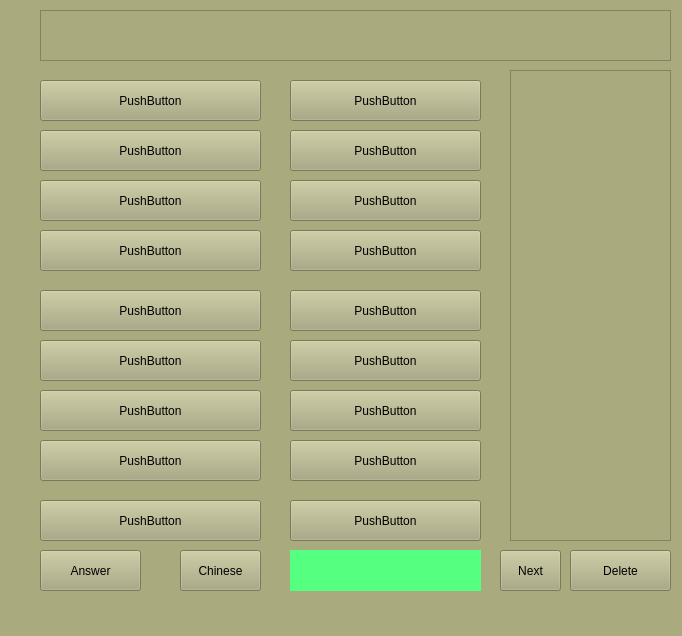
Qt form PyQt/JapaneseReadingProj/ReadJapanese.ui (LikeACodingStone/Python) before a commit.
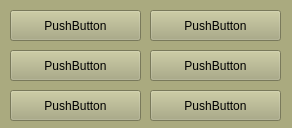
The same form after that commit.

Commit message: update japanese learning tools

Diff of the .ui file:
```diff
--- a/PyQt/JapaneseReadingProj/ReadJapanese.ui
+++ b/PyQt/JapaneseReadingProj/ReadJapanese.ui
@@ -6,8 +6,8 @@
    <rect>
     <x>0</x>
     <y>0</y>
-    <width>682</width>
-    <height>636</height>
+    <width>292</width>
+    <height>128</height>
    </rect>
   </property>
   <property name="windowTitle">
@@ -20,10 +20,10 @@
    <widget class="QPushButton" name="pushButton_1">
     <property name="geometry">
      <rect>
-      <x>40</x>
-      <y>80</y>
-      <width>221</width>
-      <height>41</height>
+      <x>10</x>
+      <y>10</y>
+      <width>131</width>
+      <height>31</height>
      </rect>
     </property>
     <property name="text">
@@ -33,10 +33,10 @@
    <widget class="QPushButton" name="pushButton_2">
     <property name="geometry">
      <rect>
-      <x>290</x>
-      <y>80</y>
-      <width>191</width>
-      <height>41</height>
+      <x>150</x>
+      <y>10</y>
+      <width>131</width>
+      <height>31</height>
      </rect>
     </property>
     <property name="text">
@@ -46,10 +46,10 @@
    <widget class="QPushButton" name="pushButton_3">
     <property name="geometry">
      <rect>
-      <x>40</x>
-      <y>130</y>
-      <width>221</width>
-      <height>41</height>
+      <x>10</x>
+      <y>50</y>
+      <width>131</width>
+      <height>31</height>
      </rect>
     </property>
     <property name="text">
@@ -59,10 +59,10 @@
    <widget class="QPushButton" name="pushButton_4">
     <property name="geometry">
      <rect>
-      <x>290</x>
-      <y>130</y>
-      <width>191</width>
-      <height>41</height>
+      <x>150</x>
+      <y>50</y>
+      <width>131</width>
+      <height>31</height>
      </rect>
     </property>
     <property name="text">
@@ -72,10 +72,10 @@
    <widget class="QPushButton" name="pushButton_5">
     <property name="geometry">
      <rect>
-      <x>40</x>
-      <y>180</y>
-      <width>221</width>
-      <height>41</height>
+      <x>150</x>
+      <y>90</y>
+      <width>131</width>
+      <height>31</height>
      </rect>
     </property>
     <property name="text">
@@ -85,280 +85,17 @@
    <widget class="QPushButton" name="pushButton_6">
     <property name="geometry">
      <rect>
-      <x>290</x>
-      <y>180</y>
-      <width>191</width>
-      <height>41</height>
+      <x>10</x>
+      <y>90</y>
+      <width>131</width>
+      <height>31</height>
      </rect>
     </property>
     <property name="text">
      <string>PushButton</string>
     </property>
    </widget>
-   <widget class="QPushButton" name="pushButton_7">
-    <property name="geometry">
-     <rect>
-      <x>40</x>
-      <y>230</y>
-      <width>221</width>
-      <height>41</height>
-     </rect>
-    </property>
-    <property name="text">
-     <string>PushButton</string>
-    </property>
-   </widget>
-   <widget class="QPushButton" name="pushButton_8">
-    <property name="geometry">
-     <rect>
-      <x>290</x>
-      <y>230</y>
-      <width>191</width>
-      <height>41</height>
-     </rect>
-    </property>
-    <property name="text">
-     <string>PushButton</string>
-    </property>
-   </widget>
-   <widget class="QPushButton" name="pushButton_9">
-    <property name="geometry">
-     <rect>
-      <x>40</x>
-      <y>290</y>
-      <width>221</width>
-      <height>41</height>
-     </rect>
-    </property>
-    <property name="text">
-     <string>PushButton</string>
-    </property>
-   </widget>
-   <widget class="QPushButton" name="pushButton_10">
-    <property name="geometry">
-     <rect>
-      <x>290</x>
-      <y>290</y>
-      <width>191</width>
-      <height>41</height>
-     </rect>
-    </property>
-    <property name="text">
-     <string>PushButton</string>
-    </property>
-   </widget>
-   <widget class="QPushButton" name="btnNext">
-    <property name="geometry">
-     <rect>
-      <x>500</x>
-      <y>550</y>
-      <width>61</width>
-      <height>41</height>
-     </rect>
-    </property>
-    <property name="text">
-     <string>Next</string>
-    </property>
-   </widget>
-   <widget class="QPushButton" name="btnType">
-    <property name="geometry">
-     <rect>
-      <x>180</x>
-      <y>550</y>
-      <width>81</width>
-      <height>41</height>
-     </rect>
-    </property>
-    <property name="text">
-     <string>Chinese</string>
-    </property>
-   </widget>
-   <widget class="QPlainTextEdit" name="plainTextEdit">
-    <property name="geometry">
-     <rect>
-      <x>40</x>
-      <y>10</y>
-      <width>631</width>
-      <height>51</height>
-     </rect>
-    </property>
-   </widget>
-   <widget class="QLabel" name="label">
-    <property name="geometry">
-     <rect>
-      <x>290</x>
-      <y>550</y>
-      <width>191</width>
-      <height>41</height>
-     </rect>
-    </property>
-    <property name="font">
-     <font>
-      <pointsize>18</pointsize>
-     </font>
-    </property>
-    <property name="autoFillBackground">
-     <bool>false</bool>
-    </property>
-    <property name="styleSheet">
-     <string notr="true">background:rgb(85, 255, 127)</string>
-    </property>
-    <property name="text">
-     <string/>
-    </property>
-   </widget>
-   <widget class="QPushButton" name="btnDelete">
-    <property name="geometry">
-     <rect>
-      <x>570</x>
-      <y>550</y>
-      <width>101</width>
-      <height>41</height>
-     </rect>
-    </property>
-    <property name="text">
-     <string>Delete</string>
-    </property>
-   </widget>
-   <widget class="QPushButton" name="pushButton_14">
-    <property name="geometry">
-     <rect>
-      <x>40</x>
-      <y>340</y>
-      <width>221</width>
-      <height>41</height>
-     </rect>
-    </property>
-    <property name="text">
-     <string>PushButton</string>
-    </property>
-   </widget>
-   <widget class="QPushButton" name="pushButton_11">
-    <property name="geometry">
-     <rect>
-      <x>290</x>
-      <y>340</y>
-      <width>191</width>
-      <height>41</height>
-     </rect>
-    </property>
-    <property name="text">
-     <string>PushButton</string>
-    </property>
-   </widget>
-   <widget class="QPushButton" name="pushButton_12">
-    <property name="geometry">
-     <rect>
-      <x>290</x>
-      <y>390</y>
-      <width>191</width>
-      <height>41</height>
-     </rect>
-    </property>
-    <property name="text">
-     <string>PushButton</string>
-    </property>
-   </widget>
-   <widget class="QPushButton" name="pushButton_13">
-    <property name="geometry">
-     <rect>
-      <x>40</x>
-      <y>390</y>
-      <width>221</width>
-      <height>41</height>
-     </rect>
-    </property>
-    <property name="text">
-     <string>PushButton</string>
-    </property>
-   </widget>
-   <widget class="QTextBrowser" name="textBrowser">
-    <property name="geometry">
-     <rect>
-      <x>510</x>
-      <y>70</y>
-      <width>161</width>
-      <height>471</height>
-     </rect>
-    </property>
-   </widget>
-   <widget class="QPushButton" name="pushButton_15">
-    <property name="geometry">
-     <rect>
-      <x>40</x>
-      <y>440</y>
-      <width>221</width>
-      <height>41</height>
-     </rect>
-    </property>
-    <property name="text">
-     <string>PushButton</string>
-    </property>
-   </widget>
-   <widget class="QPushButton" name="pushButton_16">
-    <property name="geometry">
-     <rect>
-      <x>290</x>
-      <y>440</y>
-      <width>191</width>
-      <height>41</height>
-     </rect>
-    </property>
-    <property name="text">
-     <string>PushButton</string>
-    </property>
-   </widget>
-   <widget class="QPushButton" name="pushButton_17">
-    <property name="geometry">
-     <rect>
-      <x>40</x>
-      <y>500</y>
-      <width>221</width>
-      <height>41</height>
-     </rect>
-    </property>
-    <property name="text">
-     <string>PushButton</string>
-    </property>
-   </widget>
-   <widget class="QPushButton" name="pushButton_18">
-    <property name="geometry">
-     <rect>
-      <x>290</x>
-      <y>500</y>
-      <width>191</width>
-      <height>41</height>
-     </rect>
-    </property>
-    <property name="text">
-     <string>PushButton</string>
-    </property>
-   </widget>
-   <widget class="QPushButton" name="btnAns">
-    <property name="geometry">
-     <rect>
-      <x>40</x>
-      <y>550</y>
-      <width>101</width>
-      <height>41</height>
-     </rect>
-    </property>
-    <property name="text">
-     <string>Answer</string>
-    </property>
-   </widget>
   </widget>
-  <widget class="QMenuBar" name="menubar">
-   <property name="geometry">
-    <rect>
-     <x>0</x>
-     <y>0</y>
-     <width>682</width>
-     <height>21</height>
-    </rect>
-   </property>
-  </widget>
-  <widget class="QStatusBar" name="statusbar"/>
  </widget>
  <resources/>
  <connections/>
```
The commit also changes 8 other files.
